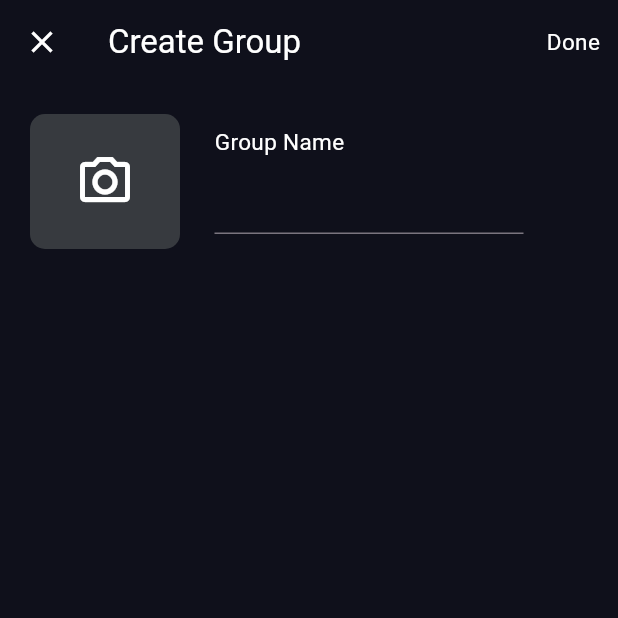
After one commit to ShubhamSharma170/Fair-Share-App, a Flutter app: the HomeScreen screen opened directly, after a tap on the "group add" icon, on a phone screen of 412 x 824 dp, the top half of it. The commit adds this screen. Run offline on Flutter 3.47's test engine with Material 3 defaults, Android fonts, the phone set to English and light mode, and no system bars; our stand-ins replace firebase_auth, firebase_core; accounts and stored records are empty.

Commit message:
Home screen, Create group UI complete

```diff
--- a/lib/constants/colors.dart
+++ b/lib/constants/colors.dart
@@ -9,3 +9,4 @@ const Color blueButtonColor = Color(0xFF2563eb);
 
 const Color greyColor = Colors.grey;
 const Color greyColorforButton = Color(0xFF272832);
+const Color grey373a3f = Color(0xFF373a3f);
--- a/lib/main.dart
+++ b/lib/main.dart
@@ -1,5 +1,7 @@
+import 'package:fair_share/screens/home/home_screen.dart';
 import 'package:fair_share/screens/splash/splash_screen.dart';
 import 'package:fair_share/services/firebase_auth.dart';
+import 'package:firebase_auth/firebase_auth.dart';
 import 'package:firebase_core/firebase_core.dart';
 import 'package:flutter/material.dart';
 import 'package:provider/provider.dart';
@@ -18,6 +20,7 @@ class MyApp extends StatelessWidget {
   // This widget is the root of your application.
   @override
   Widget build(BuildContext context) {
+    User? user = FirebaseAuth.instance.currentUser;
     return MultiProvider(
       providers: [
         ChangeNotifierProvider(
@@ -30,7 +33,7 @@ class MyApp extends StatelessWidget {
             colorScheme: ColorScheme.fromSeed(seedColor: Colors.deepPurple),
             useMaterial3: true,
           ),
-          home: const SplashScreen()),
+          home: user != null ? const HomeScreen() : const SplashScreen()),
     );
   }
 }
--- /dev/null
+++ b/lib/screens/create group/create_group_screen.dart
@@ -0,0 +1,72 @@
+import 'package:fair_share/constants/colors.dart';
+import 'package:fair_share/constants/contant_value.dart';
+import 'package:flutter/material.dart';
+
+class CreateGroupScreen extends StatelessWidget {
+  const CreateGroupScreen({super.key});
+
+  @override
+  Widget build(BuildContext context) {
+    final width = MediaQuery.of(context).size.width;
+    final height = MediaQuery.of(context).size.height;
+
+    return SafeArea(
+      child: Scaffold(
+        backgroundColor: splashbackgroundColor,
+        appBar: AppBar(
+          backgroundColor: splashbackgroundColor,
+          leading: IconButton(
+              onPressed: () {
+                Navigator.pop(context);
+              },
+              icon: const Icon(Icons.close, color: whiteColor)),
+          title:
+              const Text("Create Group", style: TextStyle(color: whiteColor)),
+          actions: [
+            InkWell(
+              onTap: () {},
+              child: Padding(
+                padding: EdgeInsets.all(12),
+                child: Text("Done",
+                    style: TextStyle(color: whiteColor, fontSize: 15)),
+              ),
+            )
+          ],
+        ),
+        body: Container(
+          height: 130,
+          padding: const EdgeInsets.symmetric(horizontal: 20, vertical: 20),
+          child: Row(crossAxisAlignment: CrossAxisAlignment.start, children: [
+            Container(
+              height: 100,
+              width: 100,
+              decoration: BoxDecoration(
+                  color: grey373a3f, borderRadius: BorderRadius.circular(10)),
+              child: Center(
+                child: Icon(Icons.camera_alt_outlined,
+                    color: whiteColor, size: 40),
+              ),
+            ),
+            sizedBoxW15,
+            Padding(
+              padding: const EdgeInsets.all(8.0),
+              child: Column(
+                crossAxisAlignment: CrossAxisAlignment.start,
+                mainAxisAlignment: MainAxisAlignment.spaceBetween,
+                children: [
+                  Text("Group Name",
+                      style: TextStyle(fontSize: 15, color: whiteColor)),
+                  Container(
+                    height: 50,
+                    width: width * .5,
+                    child: TextField(),
+                  )
+                ],
+              ),
+            ),
+          ]),
+        ),
+      ),
+    );
+  }
+}
--- /dev/null
+++ b/lib/screens/home/home_content_screen.dart
@@ -0,0 +1,75 @@
+import 'package:fair_share/constants/colors.dart';
+import 'package:fair_share/constants/contant_value.dart';
+import 'package:fair_share/screens/create%20group/create_group_screen.dart';
+import 'package:flutter/cupertino.dart';
+import 'package:flutter/material.dart';
+
+class HomeContentScreen extends StatelessWidget {
+  const HomeContentScreen({super.key});
+
+  @override
+  Widget build(BuildContext context) {
+    return SafeArea(
+      child: Scaffold(
+        backgroundColor: splashbackgroundColor,
+        resizeToAvoidBottomInset: false,
+        appBar: AppBar(
+          backgroundColor: splashbackgroundColor,
+          actions: [
+            IconButton(
+              onPressed: () {
+                Navigator.push(
+                    context,
+                    CupertinoPageRoute(
+                      builder: (context) => const CreateGroupScreen(),
+                    ));
+              },
+              icon: Icon(Icons.group_add_outlined, color: whiteColor),
+            )
+          ],
+        ),
+        body: Center(
+          child: Column(mainAxisAlignment: MainAxisAlignment.center, children: [
+            Text("No Groups to display",
+                style: TextStyle(color: whiteColor, fontSize: 20)),
+            sizedBoxH20,
+            InkWell(
+              hoverColor: whiteColor,
+              onTap: () {},
+              child: Container(
+                decoration: BoxDecoration(
+                    border: Border.all(color: whiteColor),
+                    borderRadius: BorderRadius.circular(10)),
+                child: Padding(
+                  padding: const EdgeInsets.all(8.0),
+                  child: Row(
+                    mainAxisSize: MainAxisSize.min,
+                    children: [
+                      Icon(Icons.group_add_outlined, color: whiteColor),
+                      sizedBoxW10,
+                      Text("Start a new group",
+                          style: TextStyle(color: whiteColor, fontSize: 20)),
+                    ],
+                  ),
+                ),
+              ),
+            ),
+          ]),
+        ),
+        floatingActionButton: SizedBox(
+          width: 120,
+          height: 50,
+          child: FloatingActionButton(
+            isExtended: true,
+            onPressed: () {},
+            child: Padding(
+              padding: const EdgeInsets.all(8.0),
+              child: Text("Add Expenses",
+                  style: TextStyle(color: splashbackgroundColor)),
+            ),
+          ),
+        ),
+      ),
+    );
+  }
+}
--- /dev/null
+++ b/lib/screens/home/home_screen.dart
@@ -0,0 +1,63 @@
+import 'package:fair_share/constants/colors.dart';
+import 'package:fair_share/screens/home/home_content_screen.dart';
+import 'package:flutter/material.dart';
+
+class HomeScreen extends StatefulWidget {
+  const HomeScreen({super.key});
+
+  @override
+  State<HomeScreen> createState() => _HomeScreenState();
+}
+
+class _HomeScreenState extends State<HomeScreen> {
+  int _currentIndex = 0;
+  // List of pages for each tab
+  final List<Widget> _pages = [
+    HomeContentScreen(),
+    Center(
+        child: Text('Profile Page',
+            style: TextStyle(fontSize: 20, color: whiteColor))),
+    Center(
+        child: Text('Settings Page',
+            style: TextStyle(fontSize: 20, color: whiteColor))),
+  ];
+  @override
+  Widget build(BuildContext context) {
+    return SafeArea(
+      child: Scaffold(
+        backgroundColor: splashbackgroundColor,
+        resizeToAvoidBottomInset: false,
+        body: _pages[_currentIndex],
+        bottomNavigationBar: BottomNavigationBar(
+          currentIndex: _currentIndex,
+          onTap: (index) => setState(() => _currentIndex = index),
+          type: BottomNavigationBarType.fixed,
+          selectedItemColor: whiteColor,
+          unselectedItemColor: greyColor,
+          backgroundColor: splashbackgroundColor,
+          items: [
+            BottomNavigationBarItem(
+              label: "Home",
+              icon: Icon(
+                Icons.home,
+                color: whiteColor,
+              ),
+            ),
+            BottomNavigationBarItem(
+                icon: Icon(
+                  Icons.person,
+                  color: whiteColor,
+                ),
+                label: "Friends"),
+            BottomNavigationBarItem(
+                icon: Icon(
+                  Icons.settings,
+                  color: whiteColor,
+                ),
+                label: "settings"),
+          ],
+        ),
+      ),
+    );
+  }
+}
```
